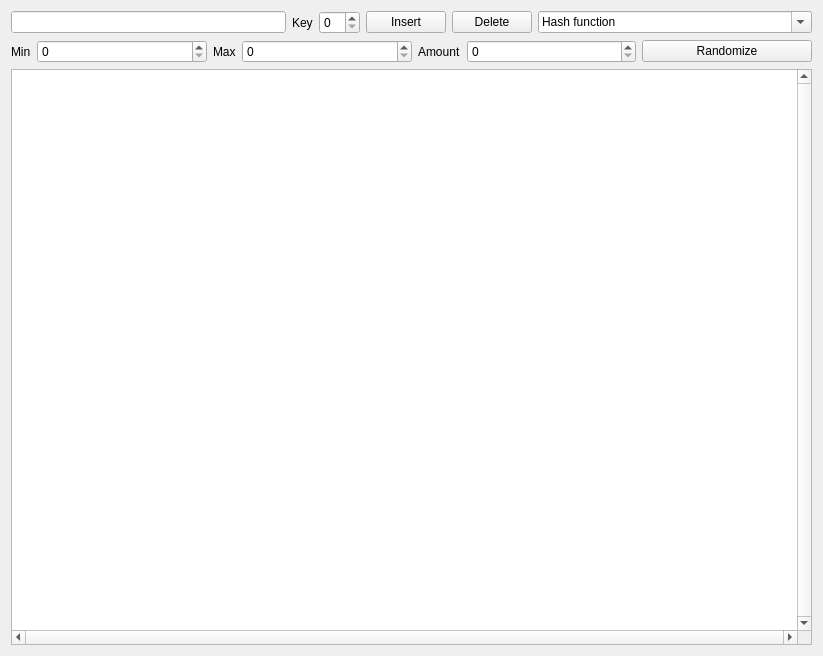
The window that laboratory work/QT_labs/hashWidget/widget.ui (SAE-137/-Labs) describes before a commit, drawn with Qt 5.
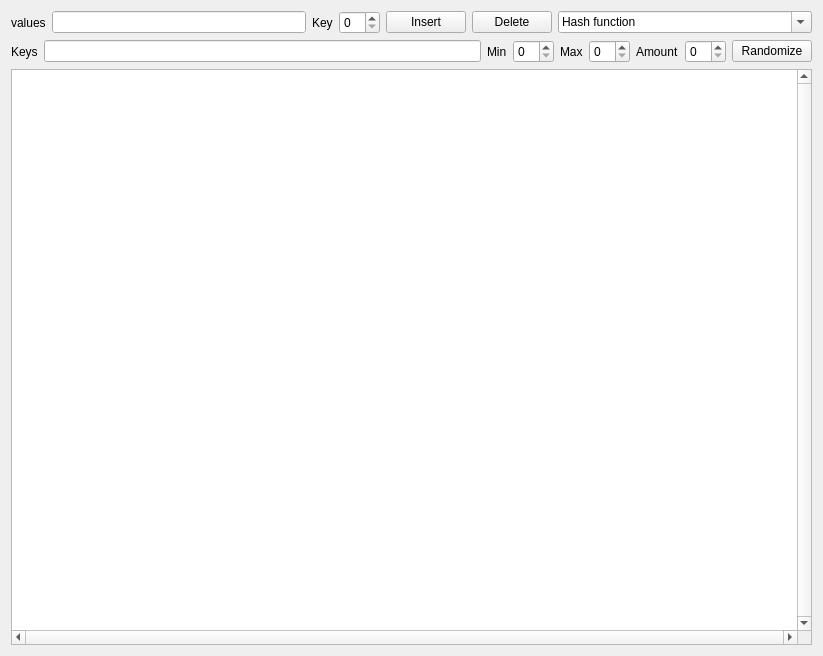
The same window after the commit.

```diff
--- a/laboratory work/QT_labs/hashWidget/widget.ui
+++ b/laboratory work/QT_labs/hashWidget/widget.ui
@@ -16,6 +16,13 @@
   <layout class="QVBoxLayout" name="verticalLayout">
    <item>
     <layout class="QHBoxLayout" name="horizontalLayout_2">
+     <item>
+      <widget class="QLabel" name="label_6">
+       <property name="text">
+        <string>values</string>
+       </property>
+      </widget>
+     </item>
      <item>
       <widget class="QLineEdit" name="lineEditValue">
        <property name="tabletTracking">
@@ -76,6 +83,16 @@
    </item>
    <item>
     <layout class="QHBoxLayout" name="horizontalLayout">
+     <item>
+      <widget class="QLabel" name="label_5">
+       <property name="text">
+        <string>Keys</string>
+       </property>
+      </widget>
+     </item>
+     <item>
+      <widget class="QLineEdit" name="lineEditKeys"/>
+     </item>
      <item>
       <widget class="QLabel" name="label">
        <property name="sizePolicy">
```
Left out of the diff: 8 changed lines with no effect on the pictures.
